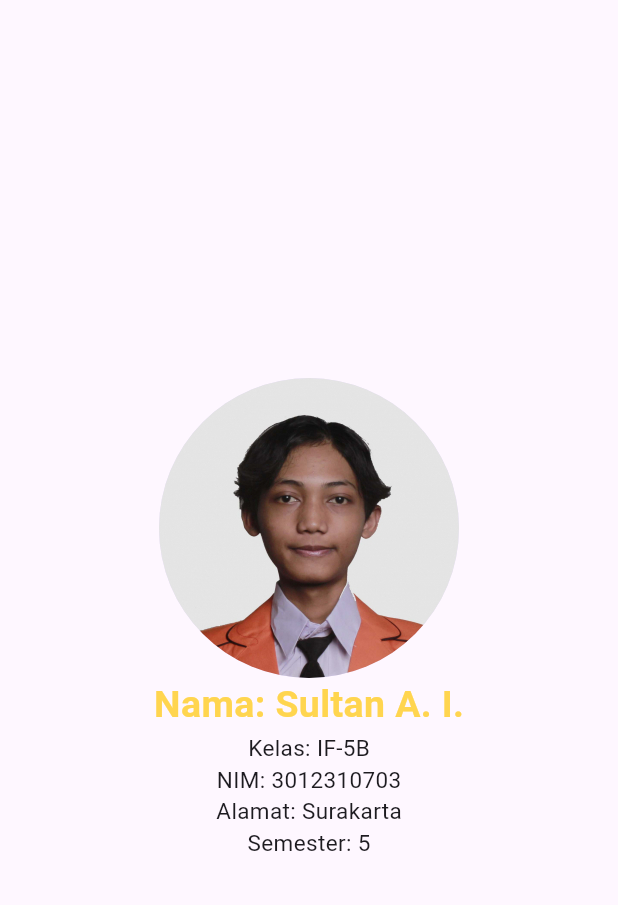
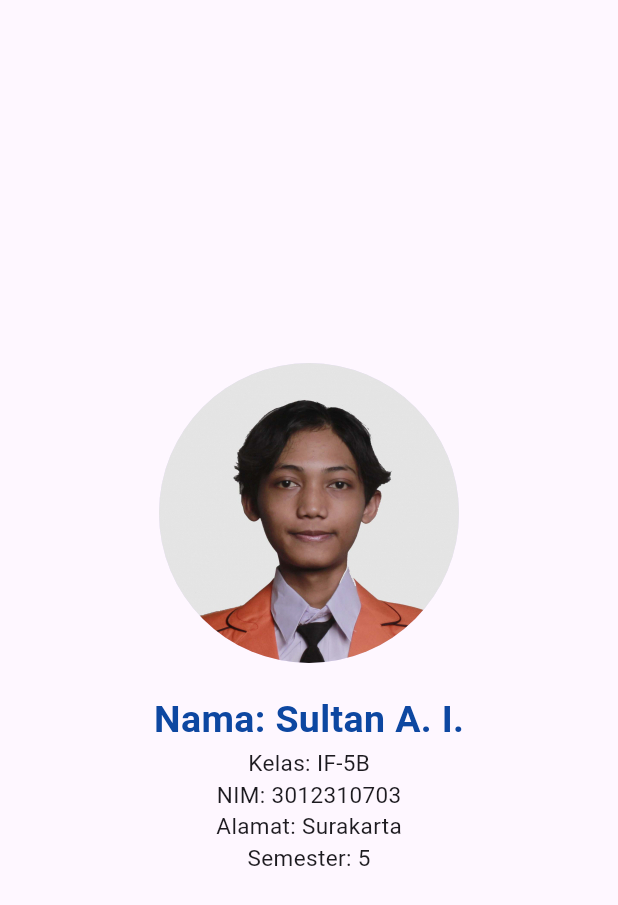
Before and after one commit to ItsAutumnSai/QuestSatu_0703, a Flutter app: the screen it shows after launch, on a phone screen of 412 x 824 dp. Shown: the top 905 px of the screen. Run offline on Flutter 3.47's test engine with Material 3 defaults, Android fonts, the phone set to English and light mode, and no system bars.

Commit message:
giving padding using invisible sizedbox

```diff
--- a/lib/main.dart
+++ b/lib/main.dart
@@ -34,12 +34,13 @@ class HomePage extends StatelessWidget {
               radius: 100,
               backgroundImage: AssetImage('assets/images/sultan pic.jpg'),
             ),
+            SizedBox(height: 20), // Add vertical space
             Text(
               "Nama: Sultan A. I.",
               style: TextStyle(
                 fontSize: 25,
                 fontWeight: FontWeight.bold,
-                color: Colors.amber[300],
+                color: Colors.blue[900],
               ),
             ),
             Text("Kelas: IF-5B", style: TextStyle(fontSize: 15)),
```
